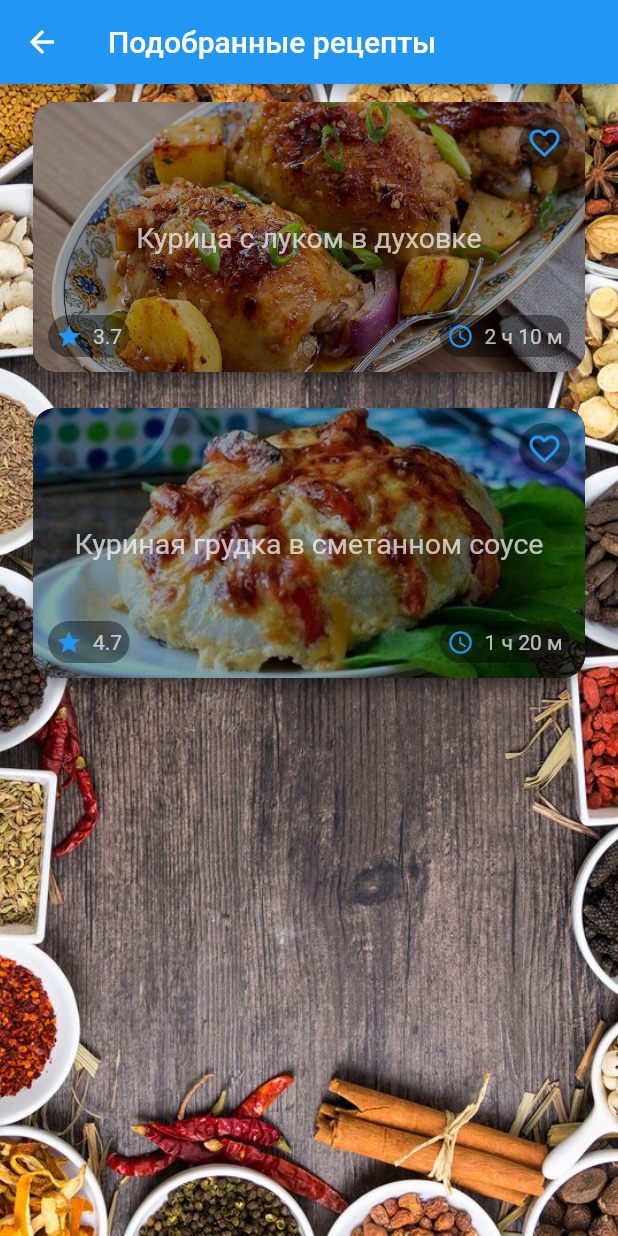
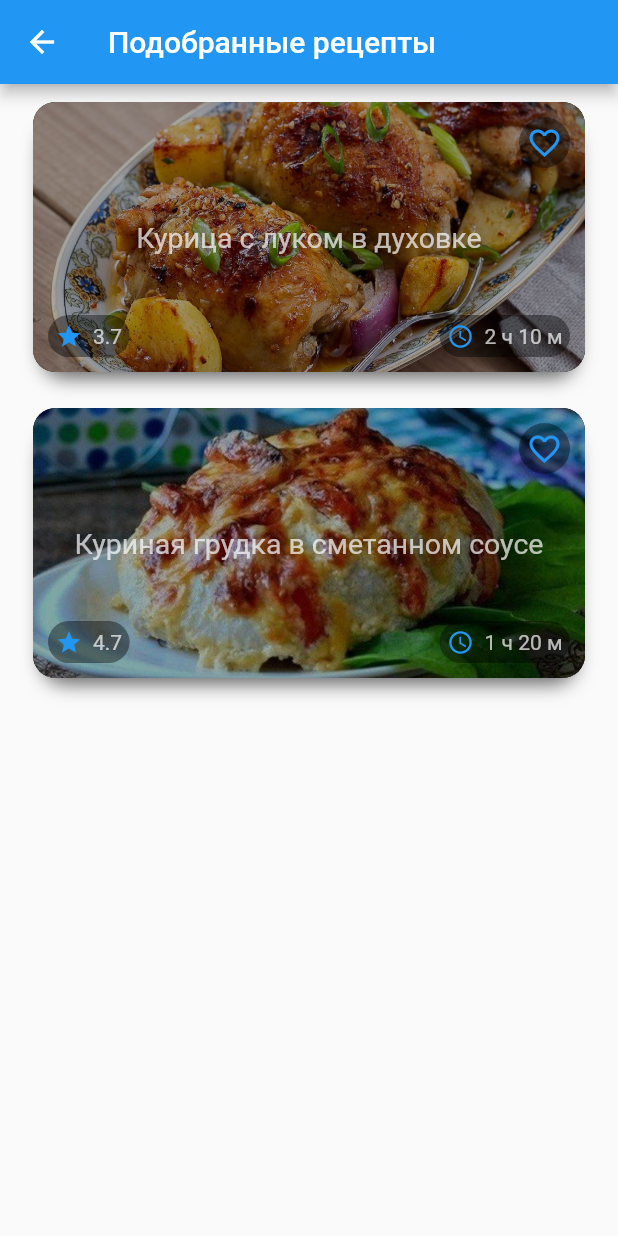
Before and after one commit to ekaterina432/JustChoose, a Flutter app: the Final screen opened directly, on a phone screen of 412 x 824 dp. Run offline on Flutter 3.47's test engine with Material 2 defaults, Android fonts, the phone set to English and light mode, and no system bars; our stand-ins replace sliding_up_panel, tab_indicator_styler; missing offline and left inert: duration.

Commit message:
Небольшие изменения дизайна

```diff
--- a/lib/categories/final.dart
+++ b/lib/categories/final.dart
@@ -25,10 +25,6 @@ class _FinalState extends State<Final>{
                 Container(
                   width: double.infinity,
                   height: double.infinity,
-                  decoration: const BoxDecoration(
-                    image:  DecorationImage(image: AssetImage("assets/background.jpg"),
-                      fit: BoxFit.cover,),
-                  ),
                   child: RecipesListUI(
                       recipes: RecipeModel.demoRecipes.where((element) => element.category.runtimeType == type).toList()
                   )
--- a/lib/pages/favorites.dart
+++ b/lib/pages/favorites.dart
@@ -18,9 +18,6 @@ class _FavoritesPageState extends State<FavoritesPage>{
     FavoritesModel favorites = context.watch<FavoritesModel>();
     return Scaffold(
       appBar: AppBar(
-        shape: ContinuousRectangleBorder(
-          borderRadius: BorderRadius.only(bottomLeft: Radius.circular(30), bottomRight: Radius.circular(30),)
-        ),
         title: Text("Любимые рецепты"),
         actions: [
           Icon(Icons.favorite, color: Colors.white,),
--- a/lib/pages/recipes_book.dart
+++ b/lib/pages/recipes_book.dart
@@ -57,9 +57,6 @@ class _RecipeBookState extends State<RecipeBook>{
     return Scaffold(
       appBar:
       AppBar(
-        shape: ContinuousRectangleBorder(
-            borderRadius: BorderRadius.only(bottomLeft: Radius.circular(30), bottomRight: Radius.circular(30),)
-        ),
         title: _appBarTitle,
         actions: [
           IconButton(
```
